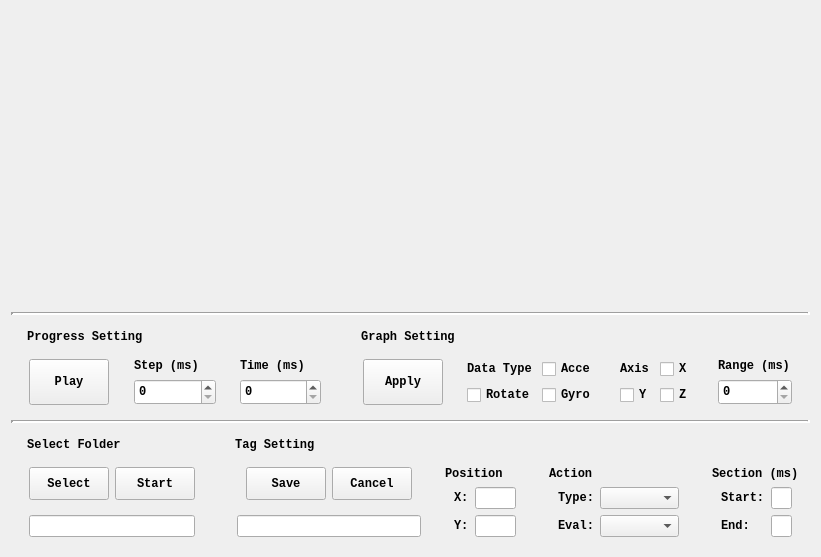
Before: the Qt Designer form View/MainUI.ui in 21kchen1/BadmintonDataMarker, drawn with Qt 5.
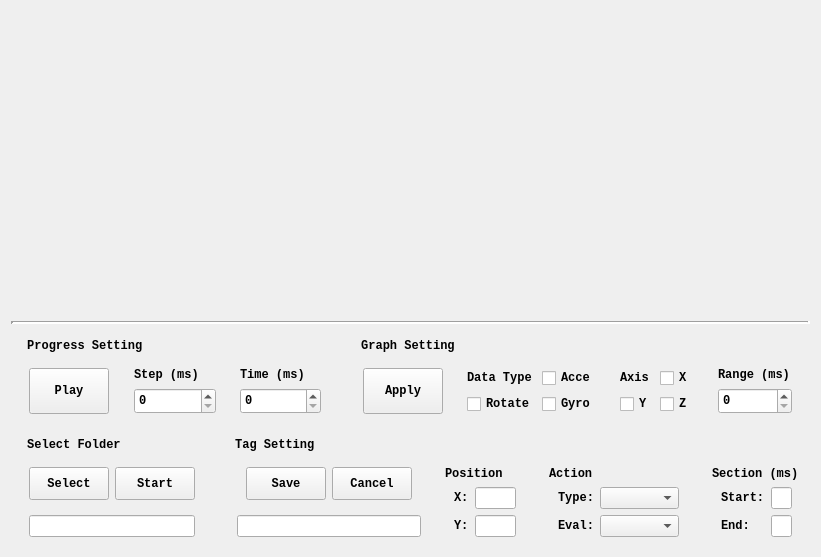
After: the same form once the commit is applied.

```diff
--- a/View/MainUI.ui
+++ b/View/MainUI.ui
@@ -533,19 +533,6 @@
         </layout>
        </widget>
       </item>
-      <item>
-       <widget class="Line" name="line_2">
-        <property name="frameShadow">
-         <enum>QFrame::Sunken</enum>
-        </property>
-        <property name="lineWidth">
-         <number>3</number>
-        </property>
-        <property name="orientation">
-         <enum>Qt::Horizontal</enum>
-        </property>
-       </widget>
-      </item>
       <item>
        <widget class="QWidget" name="TagWidget" native="true">
         <property name="sizePolicy">
```
